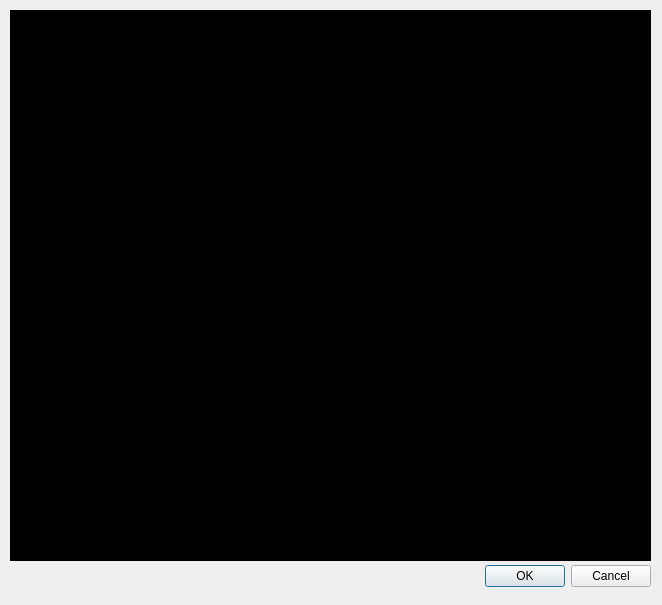
The window that ballotformwidget.ui (BlockchainVotingOrganisation/bvs_gui) describes before a commit, drawn with Qt 5.
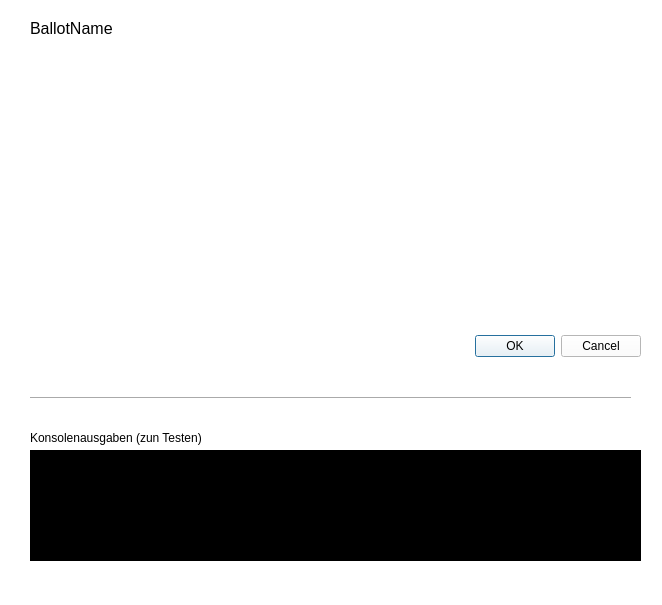
The same window after the commit.

Commit message: ballotformwidget: add dynamic radiobuttons for options

Diff of the .ui file:
```diff
--- a/ballotformwidget.ui
+++ b/ballotformwidget.ui
@@ -19,11 +19,18 @@
   <property name="windowTitle">
    <string>No Ballot!</string>
   </property>
+  <property name="styleSheet">
+   <string notr="true">background: white;
+color: black</string>
+  </property>
+  <property name="modal">
+   <bool>true</bool>
+  </property>
   <widget class="QDialogButtonBox" name="buttonBox">
    <property name="geometry">
     <rect>
-     <x>310</x>
-     <y>560</y>
+     <x>300</x>
+     <y>330</y>
      <width>341</width>
      <height>32</height>
     </rect>
@@ -38,10 +45,10 @@
   <widget class="QListWidget" name="listWidget">
    <property name="geometry">
     <rect>
-     <x>10</x>
-     <y>10</y>
-     <width>641</width>
-     <height>551</height>
+     <x>30</x>
+     <y>450</y>
+     <width>611</width>
+     <height>111</height>
     </rect>
    </property>
    <property name="sizePolicy">
@@ -55,6 +62,91 @@
 background:black;</string>
    </property>
   </widget>
+  <widget class="QLabel" name="labelBallonName">
+   <property name="geometry">
+    <rect>
+     <x>30</x>
+     <y>20</y>
+     <width>611</width>
+     <height>16</height>
+    </rect>
+   </property>
+   <property name="font">
+    <font>
+     <pointsize>12</pointsize>
+    </font>
+   </property>
+   <property name="text">
+    <string>BallotName</string>
+   </property>
+  </widget>
+  <widget class="QTextBrowser" name="textBrowser">
+   <property name="geometry">
+    <rect>
+     <x>30</x>
+     <y>50</y>
+     <width>611</width>
+     <height>41</height>
+    </rect>
+   </property>
+   <property name="sizePolicy">
+    <sizepolicy hsizetype="Maximum" vsizetype="Maximum">
+     <horstretch>0</horstretch>
+     <verstretch>0</verstretch>
+    </sizepolicy>
+   </property>
+   <property name="autoFillBackground">
+    <bool>true</bool>
+   </property>
+   <property name="styleSheet">
+    <string notr="true">background: #fff;
+color: #000;
+border:none;</string>
+   </property>
+   <property name="readOnly">
+    <bool>true</bool>
+   </property>
+   <property name="openLinks">
+    <bool>false</bool>
+   </property>
+  </widget>
+  <widget class="QLabel" name="label_2">
+   <property name="geometry">
+    <rect>
+     <x>30</x>
+     <y>430</y>
+     <width>611</width>
+     <height>16</height>
+    </rect>
+   </property>
+   <property name="text">
+    <string>Konsolenausgaben (zun Testen)</string>
+   </property>
+  </widget>
+  <widget class="Line" name="line">
+   <property name="geometry">
+    <rect>
+     <x>30</x>
+     <y>390</y>
+     <width>601</width>
+     <height>16</height>
+    </rect>
+   </property>
+   <property name="orientation">
+    <enum>Qt::Horizontal</enum>
+   </property>
+  </widget>
+  <widget class="QWidget" name="gridLayoutWidget">
+   <property name="geometry">
+    <rect>
+     <x>30</x>
+     <y>110</y>
+     <width>621</width>
+     <height>211</height>
+    </rect>
+   </property>
+   <layout class="QGridLayout" name="gridLayout"/>
+  </widget>
  </widget>
  <resources/>
  <connections>
```
The commit also changes 4 other files.
